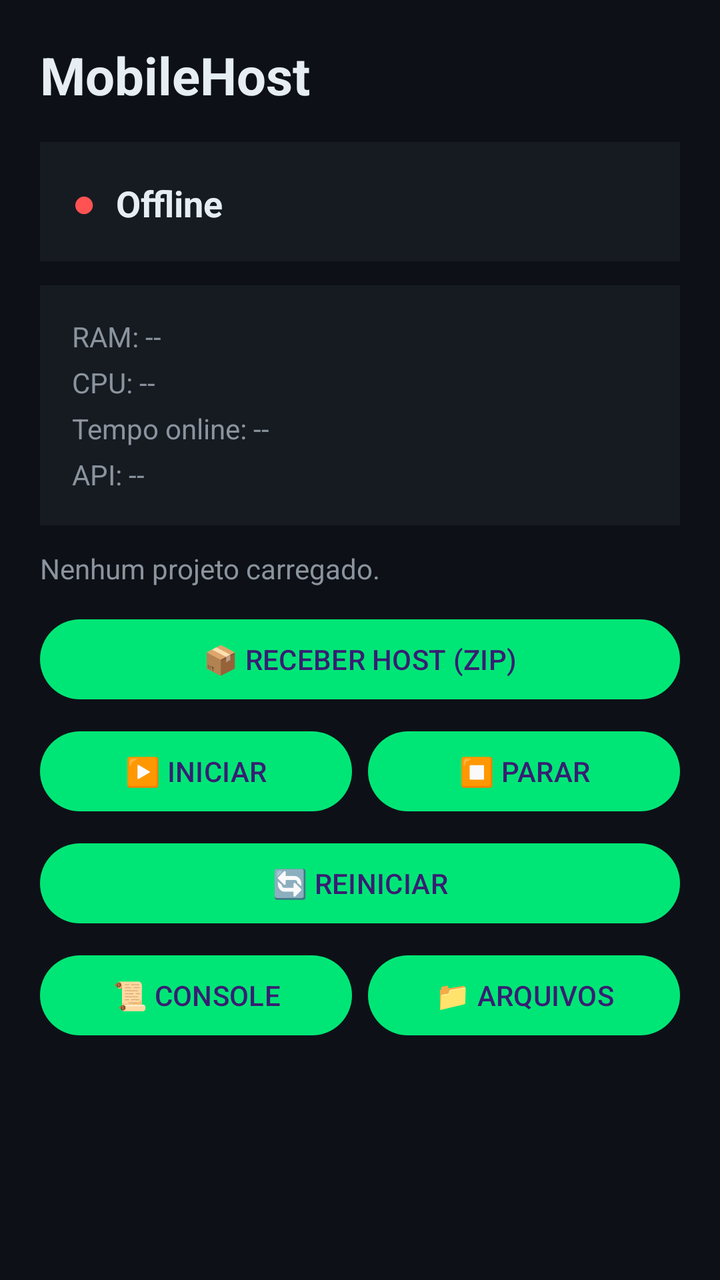
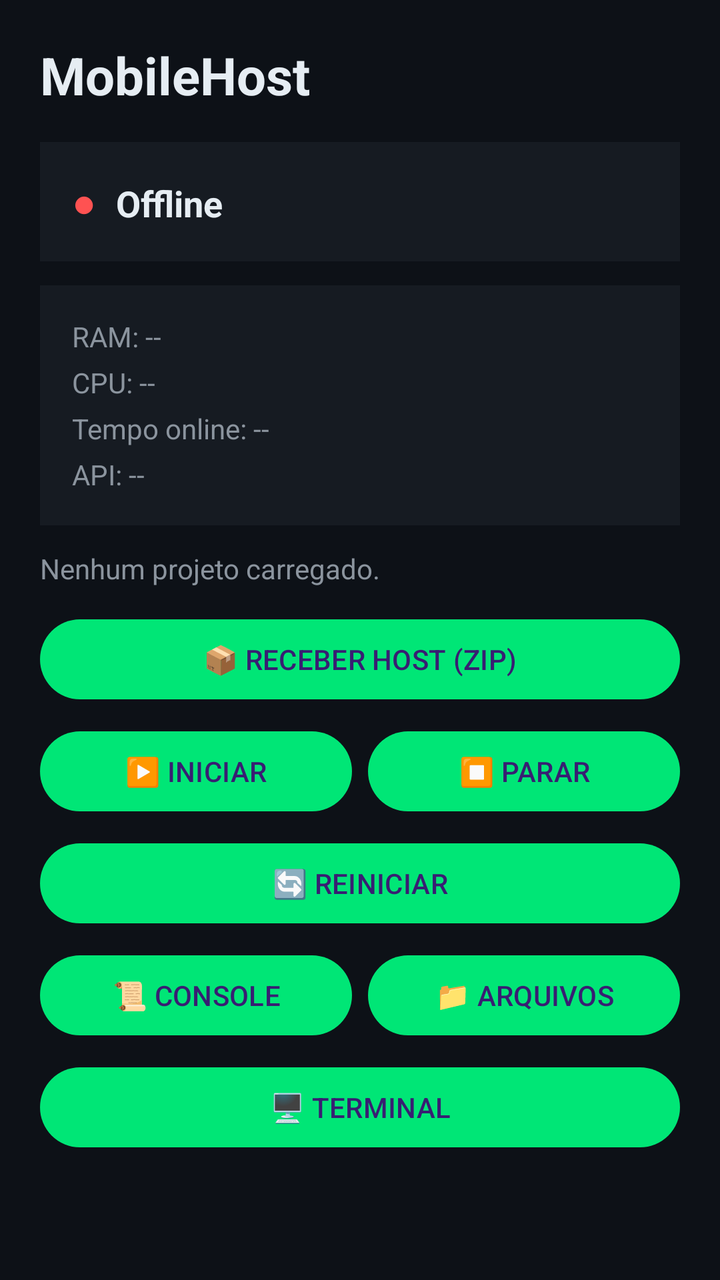

Two renders of the same Android screen: before a commit and after it. Below are the layout's source before the change and the commit's diff.
<!-- AndroidManifest.xml: application theme Theme.MobileHost -->
<!-- res/layout/activity_main.xml -->
<?xml version="1.0" encoding="utf-8"?>
<ScrollView xmlns:android="http://schemas.android.com/apk/res/android"
    android:layout_width="match_parent"
    android:layout_height="match_parent"
    android:background="@color/bg">

    <LinearLayout
        android:layout_width="match_parent"
        android:layout_height="wrap_content"
        android:orientation="vertical"
        android:padding="20dp">

        <TextView
            android:layout_width="wrap_content"
            android:layout_height="wrap_content"
            android:text="MobileHost"
            android:textColor="@color/text_primary"
            android:textSize="26sp"
            android:textStyle="bold"
            android:layout_marginBottom="16dp" />

        <LinearLayout
            android:layout_width="match_parent"
            android:layout_height="wrap_content"
            android:background="@color/surface"
            android:orientation="horizontal"
            android:padding="16dp"
            android:layout_marginBottom="12dp">

            <TextView
                android:id="@+id/tvStatusDot"
                android:layout_width="wrap_content"
                android:layout_height="wrap_content"
                android:text="●"
                android:textColor="@color/offline"
                android:textSize="20sp"
                android:layout_marginEnd="10dp" />

            <TextView
                android:id="@+id/tvStatusText"
                android:layout_width="0dp"
                android:layout_height="wrap_content"
                android:layout_weight="1"
                android:text="Offline"
                android:textColor="@color/text_primary"
                android:textSize="18sp"
                android:textStyle="bold" />
        </LinearLayout>

        <LinearLayout
            android:layout_width="match_parent"
            android:layout_height="wrap_content"
            android:background="@color/surface"
            android:orientation="vertical"
            android:padding="16dp"
            android:layout_marginBottom="12dp">

            <TextView android:id="@+id/tvRam" android:layout_width="match_parent" android:layout_height="wrap_content"
                android:text="RAM: --" android:textColor="@color/text_secondary" android:textSize="14sp" android:paddingBottom="4dp"/>
            <TextView android:id="@+id/tvCpu" android:layout_width="match_parent" android:layout_height="wrap_content"
                android:text="CPU: --" android:textColor="@color/text_secondary" android:textSize="14sp" android:paddingBottom="4dp"/>
            <TextView android:id="@+id/tvUptime" android:layout_width="match_parent" android:layout_height="wrap_content"
                android:text="Tempo online: --" android:textColor="@color/text_secondary" android:textSize="14sp" android:paddingBottom="4dp"/>
            <TextView android:id="@+id/tvIpPort" android:layout_width="match_parent" android:layout_height="wrap_content"
                android:text="API: --" android:textColor="@color/text_secondary" android:textSize="14sp"/>
        </LinearLayout>

        <TextView
            android:id="@+id/tvProjectInfo"
            android:layout_width="match_parent"
            android:layout_height="wrap_content"
            android:text="Nenhum projeto carregado."
            android:textColor="@color/text_secondary"
            android:textSize="14sp"
            android:layout_marginBottom="12dp" />

        <ProgressBar
            android:id="@+id/progressBar"
            style="?android:attr/progressBarStyleHorizontal"
            android:layout_width="match_parent"
            android:layout_height="wrap_content"
            android:max="100"
            android:visibility="gone"
            android:layout_marginBottom="12dp" />

        <com.google.android.material.button.MaterialButton
            android:id="@+id/btnReceive"
            android:layout_width="match_parent"
            android:layout_height="wrap_content"
            android:text="📦 RECEBER HOST (ZIP)"
            android:layout_marginBottom="8dp" />

        <LinearLayout
            android:layout_width="match_parent"
            android:layout_height="wrap_content"
            android:orientation="horizontal"
            android:layout_marginBottom="8dp">

            <com.google.android.material.button.MaterialButton
                android:id="@+id/btnStart"
                android:layout_width="0dp"
                android:layout_height="wrap_content"
                android:layout_weight="1"
                android:layout_marginEnd="4dp"
                android:text="▶️ INICIAR" />

            <com.google.android.material.button.MaterialButton
                android:id="@+id/btnStop"
                android:layout_width="0dp"
                android:layout_height="wrap_content"
                android:layout_weight="1"
                android:layout_marginStart="4dp"
                android:text="⏹️ PARAR" />
        </LinearLayout>

        <com.google.android.material.button.MaterialButton
            android:id="@+id/btnRestart"
            android:layout_width="match_parent"
            android:layout_height="wrap_content"
            android:text="🔄 REINICIAR"
            android:layout_marginBottom="8dp" />

        <LinearLayout
            android:layout_width="match_parent"
            android:layout_height="wrap_content"
            android:orientation="horizontal">

            <com.google.android.material.button.MaterialButton
                android:id="@+id/btnConsole"
                android:layout_width="0dp"
                android:layout_height="wrap_content"
                android:layout_weight="1"
                android:layout_marginEnd="4dp"
                android:text="📜 CONSOLE" />

            <com.google.android.material.button.MaterialButton
                android:id="@+id/btnFiles"
                android:layout_width="0dp"
                android:layout_height="wrap_content"
                android:layout_weight="1"
                android:layout_marginStart="4dp"
                android:text="📁 ARQUIVOS" />
        </LinearLayout>

    </LinearLayout>
</ScrollView>
<!-- resources referenced by this layout -->
<resources>
  <color name="bg">#0D1117</color>
  <color name="offline">#FF5252</color>
  <color name="surface">#161B22</color>
  <color name="text_primary">#E6EDF3</color>
  <color name="text_secondary">#8B949E</color>
  <style name="Theme.MobileHost" parent="Theme.Material3.Dark.NoActionBar">
          <item name="colorPrimary">@color/primary</item>
          <item name="colorPrimaryDark">@color/primary_dark</item>
          <item name="colorSurface">@color/surface</item>
          <item name="android:windowBackground">@color/bg</item>
          <item name="android:statusBarColor">@color/bg</item>
      </style>
  <color name="primary">#00E676</color>
  <color name="primary_dark">#00C853</color>
</resources>

<!-- the commit's change to res/layout/activity_main.xml (unified diff, before → after) -->
@@ -142,5 +142,12 @@
                 android:text="📁 ARQUIVOS" />
         </LinearLayout>
 
+        <com.google.android.material.button.MaterialButton
+            android:id="@+id/btnTerminal"
+            android:layout_width="match_parent"
+            android:layout_height="wrap_content"
+            android:layout_marginTop="8dp"
+            android:text="🖥️ TERMINAL" />
+
     </LinearLayout>
 </ScrollView>
